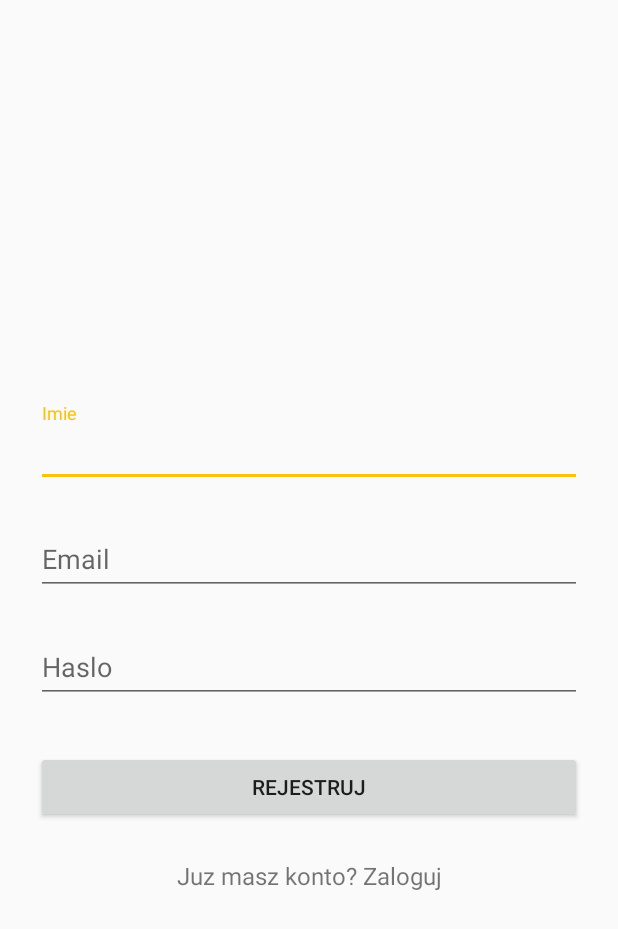
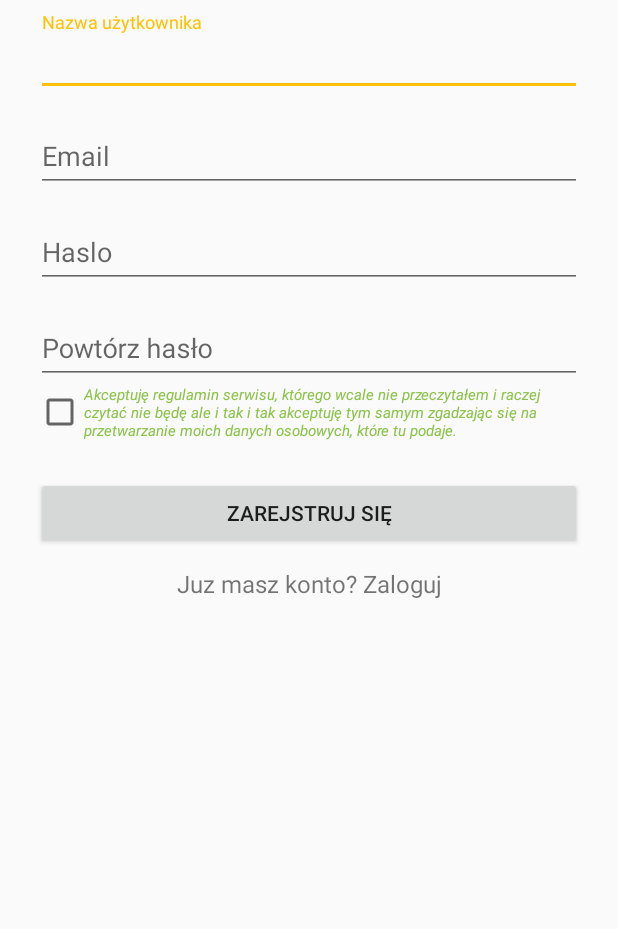
Before and after one commit to Faelivrinx/GdzieJestes, an Android app: the layout activity_register.xml on its own in the app's theme, with its tools: preview values and no code run, on a phone screen of 412 x 824 dp. Shown: the top 929 px of the screen. Run offline under Robolectric (Android 15) with nearby library versions, the phone set to English and light mode, and no system bars.

Commit message:
register feature + data validation //TO DO getFirebaseKey

```diff
--- a/app/src/main/AndroidManifest.xml
+++ b/app/src/main/AndroidManifest.xml
@@ -27,7 +27,7 @@
         android:supportsRtl="true"
         android:theme="@style/AppTheme">
         <activity
-            android:name=".ui.LoginActivity"
+            android:name=".ui.RegisterActivity"
             android:screenOrientation="portrait">
             <intent-filter>
                 <action android:name="android.intent.action.MAIN" />
--- a/app/src/main/res/layout/activity_register.xml
+++ b/app/src/main/res/layout/activity_register.xml
@@ -1,8 +1,8 @@
 <?xml version="1.0" encoding="utf-8"?>
-<ScrollView xmlns:android="http://schemas.android.com/apk/res/android"
+<LinearLayout xmlns:android="http://schemas.android.com/apk/res/android"
     android:layout_width="match_parent"
     android:layout_height="match_parent"
-    android:fitsSystemWindows="true">
+    android:orientation="vertical">
 
     <LinearLayout
         android:layout_width="match_parent"
@@ -10,20 +10,19 @@
         android:layout_gravity="center"
         android:orientation="vertical"
         android:paddingLeft="24dp"
-        android:paddingRight="24dp"
-        android:paddingTop="56dp">
+        android:paddingRight="24dp">
 
         <android.support.design.widget.TextInputLayout
             android:layout_width="match_parent"
             android:layout_height="wrap_content"
-            android:layout_marginBottom="8dp"
+
             android:layout_marginTop="8dp">
 
         <EditText
-            android:id="@+id/activity_register_etName"
+            android:id="@+id/activity_register_etUsername"
             android:layout_width="match_parent"
             android:layout_height="wrap_content"
-            android:hint="@string/name"
+            android:hint="@string/username"
             android:inputType="textEmailAddress" />
 
         </android.support.design.widget.TextInputLayout>
@@ -31,7 +30,6 @@
         <android.support.design.widget.TextInputLayout
             android:layout_width="match_parent"
             android:layout_height="wrap_content"
-            android:layout_marginBottom="8dp"
             android:layout_marginTop="8dp">
 
             <EditText
@@ -45,7 +43,6 @@
         <android.support.design.widget.TextInputLayout
             android:layout_width="match_parent"
             android:layout_height="wrap_content"
-            android:layout_marginBottom="8dp"
             android:layout_marginTop="8dp">
             <EditText
                 android:id="@+id/activity_register_EtPassword"
@@ -55,24 +52,46 @@
                 android:inputType="textPassword" />
         </android.support.design.widget.TextInputLayout>
 
-        <android.support.v7.widget.AppCompatButton
+        <android.support.design.widget.TextInputLayout
+            android:layout_width="match_parent"
+            android:layout_height="wrap_content"
+            android:layout_marginTop="8dp">
+            <EditText
+                android:id="@+id/activity_register_EtPasswordRepeat"
+                android:layout_width="match_parent"
+                android:layout_height="wrap_content"
+                android:hint="@string/passwordRepeat"
+                android:inputType="textPassword" />
+        </android.support.design.widget.TextInputLayout>
+
+        <CheckBox
+            android:id="@+id/activity_register_checkbox"
+            android:layout_width="wrap_content"
+            android:layout_height="wrap_content"
+            android:text="@string/therms_of_use"
+            android:textStyle="italic"
+            android:textSize="10dp"
+            android:checked="false"
+            android:textColor="@color/colorPrimary"/>
+
+        <Button
             android:id="@+id/activity_register_btnRegister"
             android:layout_width="match_parent"
             android:layout_height="wrap_content"
-            android:layout_marginBottom="24dp"
+            android:layout_marginBottom="12dp"
             android:layout_marginTop="24dp"
             android:padding="12dp"
             android:text="@string/register" />
+
 
         <TextView
             android:id="@+id/activity_register_tvLogin"
             android:layout_width="match_parent"
             android:layout_height="wrap_content"
-            android:layout_marginBottom="24dp"
             android:clickable="true"
             android:gravity="center"
             android:text="@string/already_account"
             android:textSize="16sp" />
     </LinearLayout>
 
-</ScrollView>
+</LinearLayout>
--- a/app/src/main/res/values/strings.xml
+++ b/app/src/main/res/values/strings.xml
@@ -5,10 +5,13 @@
     <string name="email">Email</string>
     <string name="login">Zaloguj</string>
     <string name="already_account">Juz masz konto? Zaloguj</string>
-    <string name="register">Rejestruj</string>
+    <string name="register">Zarejstruj się</string>
     <string name="name">Imie</string>
     <string name="title_activity_maps">Map</string>
     <string name="action_add_friend">dodaj znajomego</string>
     <string name="friend_list">lista znajomych</string>
     <string name="settings">ustawienia</string>
+    <string name="passwordRepeat">Powtórz hasło</string>
+    <string name="username">Nazwa użytkownika</string>
+    <string name="therms_of_use">Akceptuję regulamin serwisu, którego wcale nie przeczytałem i raczej czytać nie będę ale i tak i tak akceptuję tym samym zgadzając się na przetwarzanie moich danych osobowych, które tu podaje.</string>
 </resources>
--- a/app/src/main/res/values/styles.xml
+++ b/app/src/main/res/values/styles.xml
@@ -18,7 +18,7 @@
         <item name="android:textColorHint">@color/primary_darker</item>
 
         <item name="colorButtonNormal">@color/colorAccent</item>
-        <item name="android:colorButtonNormal">@color/colorAccent</item>
+        <item name="android:colorButtonNormal">@color/divider</item>
         <item name="android:editTextColor">@color/primary_text</item>
         <item name="android:textColor">@color/primary_text</item>
     </style>
```
Also changed, not shown: app/src/main/java/com/gdziejestes/common/DataValidator.java (added, +39 -0 lines), app/src/main/java/com/gdziejestes/data/live/services/LiveAccountServices.java (+37 -3 lines), app/src/main/java/com/gdziejestes/model/entities/Accounts.java (+22 -5 lines), app/src/main/java/com/gdziejestes/ui/LoginActivity.java (+20 -12 lines), app/src/main/java/com/gdziejestes/ui/RegisterActivity.java (+104 -1 lines), app/src/main/res/layout/activity_login.xml (+22 -25 lines), app/src/main/res/values-v21/styles.xml (added, +16 -0 lines).
